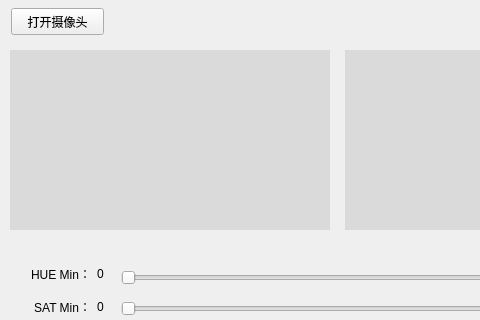
Old version of the form 色块识别/color.ui in the repository yuanyunqiang/Opencv-HSV-Track-color; both pictures show x 0 to 480 and y 0 to 320 of the 676 by 520 pixel window.
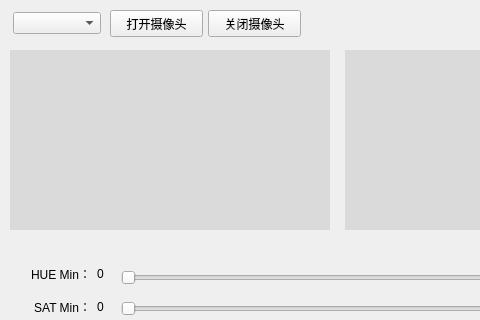
New version of the form. Icons and pictures are not drawn.

```diff
--- a/色块识别/color.ui
+++ b/色块识别/color.ui
@@ -295,8 +295,8 @@
    <widget class="QPushButton" name="pushButton">
     <property name="geometry">
      <rect>
-      <x>11</x>
-      <y>8</y>
+      <x>110</x>
+      <y>10</y>
       <width>93</width>
       <height>27</height>
      </rect>
@@ -340,6 +340,29 @@
      <string/>
     </property>
    </widget>
+   <widget class="QComboBox" name="comboBox">
+    <property name="geometry">
+     <rect>
+      <x>13</x>
+      <y>12</y>
+      <width>88</width>
+      <height>22</height>
+     </rect>
+    </property>
+   </widget>
+   <widget class="QPushButton" name="pushButton_3">
+    <property name="geometry">
+     <rect>
+      <x>208</x>
+      <y>10</y>
+      <width>93</width>
+      <height>27</height>
+     </rect>
+    </property>
+    <property name="text">
+     <string>关闭摄像头</string>
+    </property>
+   </widget>
   </widget>
  </widget>
  <resources>
```
